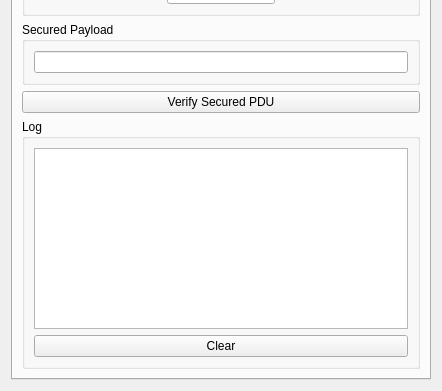
Above: GUI/GUI.ui from HosamAboabla/Autosar_SecOC before the change; both pictures show x 0 to 442 and y 380 to 771 of the 442 by 771 pixel window. Below: the same form after it.
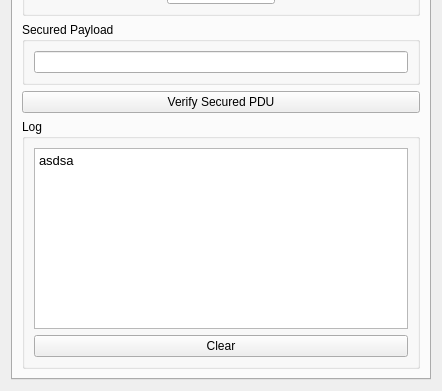
That is the form after the change. Custom widgets are drawn as their Qt base class.

Patch:
```diff
--- a/GUI/GUI.ui
+++ b/GUI/GUI.ui
@@ -526,10 +526,14 @@
             </property>
             <property name="font">
              <font>
-              <family>MS Shell Dlg 2</family>
+              <family>Segoe UI</family>
               <pointsize>10</pointsize>
              </font>
             </property>
+            <property name="plainText">
+             <string>asdsa
+</string>
+            </property>
            </widget>
           </item>
           <item>
```
